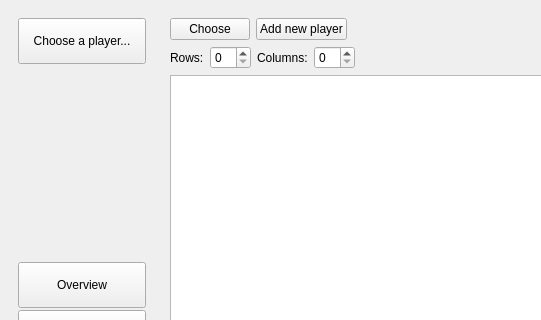
The window that osu-master/mainwindow.ui (PrefectSol/osu-master) describes before a commit, drawn with Qt 5; both pictures show x 0 to 541 and y 0 to 320 of the 1083 by 709 pixel window.
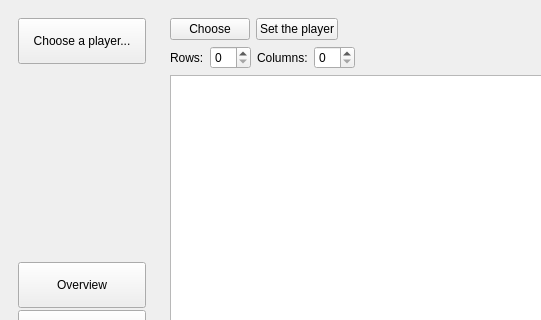
The same window after the commit. The open tabs and pages were chosen to show the change. Icons and pictures are not drawn.

What changed in the file:
```diff
--- a/osu-master/mainwindow.ui
+++ b/osu-master/mainwindow.ui
@@ -233,7 +233,7 @@
             <item>
              <widget class="QPushButton" name="addButton">
               <property name="text">
-               <string>Add new player</string>
+               <string>Set the player</string>
               </property>
              </widget>
             </item>
```
Left out of the diff: 2 changed lines with no effect on the pictures.
